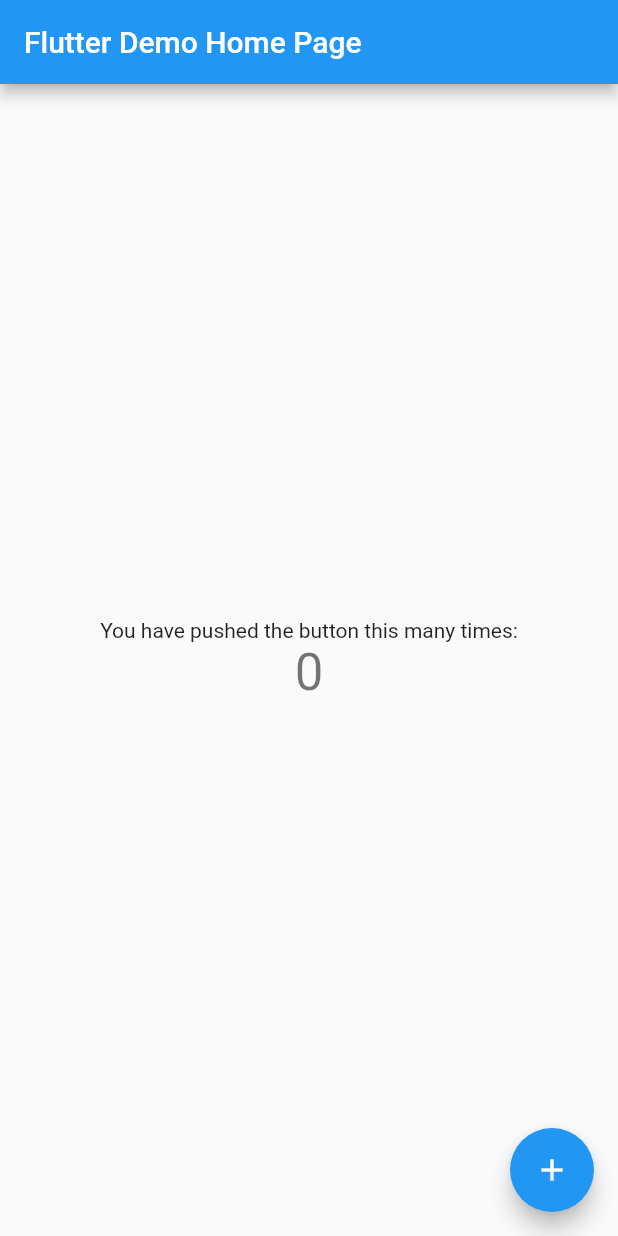
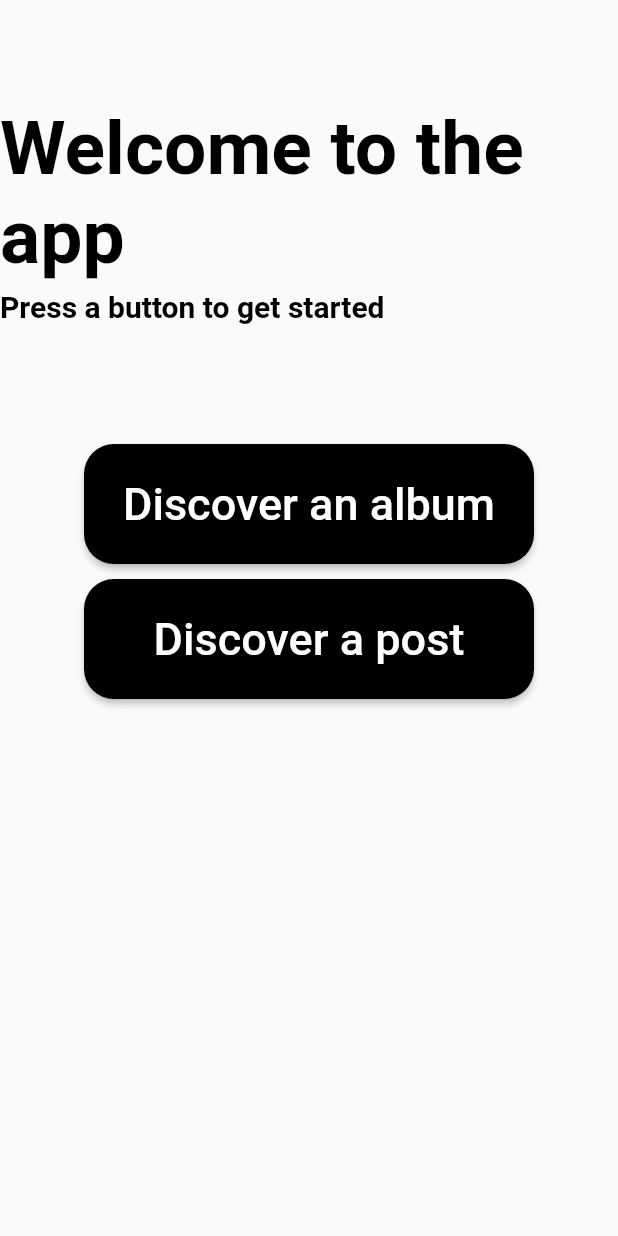
Before and after one commit to nasrinsamad19/FlutterTask, a Flutter app: the screen it shows after launch, on a phone screen of 412 x 824 dp. Run offline on Flutter 3.47's test engine with Material 2 defaults, Android fonts, the phone set to English and light mode, and no system bars.

```diff
--- /dev/null
+++ b/lib/album/screen_1/screen_1.dart
@@ -0,0 +1,101 @@
+import 'package:flutter/material.dart';
+import 'package:sample_flutter_app/album/screen_2/view/screen_2.dart';
+import 'package:sample_flutter_app/album/screen_3/view/screen_3.dart';
+
+class WelcomePage extends StatefulWidget {
+
+  @override
+  _WelcomePageState createState() => _WelcomePageState();
+}
+
+class _WelcomePageState extends State<WelcomePage> {
+  @override
+  Widget build(BuildContext context) {
+    return Scaffold(
+      body: Center(
+        child: Column(
+          mainAxisAlignment: MainAxisAlignment.start,
+          crossAxisAlignment: CrossAxisAlignment.start,
+          children: [
+            SizedBox(
+              height: 70,
+            ),
+            Text('Welcome to the app',
+                style: TextStyle(
+                  fontSize: 50,
+                  fontWeight: FontWeight.w700,
+                  color: Colors.black,)),
+            SizedBox(
+              height: 5,
+            ),
+            Text('Press a button to get started',
+                style: TextStyle(
+                  fontSize: 20,
+                  fontWeight: FontWeight.w700,
+                  color: Colors.black,),
+            textAlign: TextAlign.start,),
+            SizedBox(
+              height: 80,
+            ),
+            Center(
+              child:Container(
+                height: 80,
+                width: 300,
+                child:
+                MaterialButton(
+                  shape: RoundedRectangleBorder(
+                      borderRadius: BorderRadius.circular(20)
+                  ),
+                  color: Colors.black,
+                  child: Text(
+                    'Discover an album',
+                    style: TextStyle(
+                        fontSize: 30,
+                        color: Colors.white),
+                  ),
+                  onPressed: () {
+                    Navigator.push(
+                      context,
+                      MaterialPageRoute(builder: (context) => album()),
+                    );
+                  },
+                ),
+
+              ) ,
+            ),
+
+            SizedBox(
+              height: 10,
+            ),
+            Center(
+              child:Container(
+                height: 80,
+                width: 300,
+                child:
+                MaterialButton(
+                  shape: RoundedRectangleBorder(
+                      borderRadius: BorderRadius.circular(20)
+                  ),
+                  color: Colors.black,
+                  child: Text(
+                    'Discover a post',
+                    style: TextStyle(
+                        fontSize: 30,
+                        color: Colors.white),
+                  ),
+                  onPressed: () {
+                    Navigator.push(
+                      context,
+                      MaterialPageRoute(builder: (context) => post()),
+                    );
+                  },
+                ),
+
+              ) ,
+            )
+          ],
+        ),
+      )
+    );
+  }
+}
--- a/lib/main.dart
+++ b/lib/main.dart
@@ -1,117 +1,12 @@
 import 'package:flutter/material.dart';
+import 'package:sample_flutter_app/album/screen_1/screen_1.dart';
 
-void main() {
-  runApp(MyApp());
-}
+void main() => runApp(MyApp());
 
-class MyApp extends StatelessWidget {
-  // This widget is the root of your application.
+class MyApp extends StatelessWidget{
   @override
-  Widget build(BuildContext context) {
+  Widget build(BuildContext buildContext) {
     return MaterialApp(
-      title: 'Flutter Demo',
-      theme: ThemeData(
-        // This is the theme of your application.
-        //
-        // Try running your application with "flutter run". You'll see the
-        // application has a blue toolbar. Then, without quitting the app, try
-        // changing the primarySwatch below to Colors.green and then invoke
-        // "hot reload" (press "r" in the console where you ran "flutter run",
-        // or simply save your changes to "hot reload" in a Flutter IDE).
-        // Notice that the counter didn't reset back to zero; the application
-        // is not restarted.
-        primarySwatch: Colors.blue,
-        // This makes the visual density adapt to the platform that you run
-        // the app on. For desktop platforms, the controls will be smaller and
-        // closer together (more dense) than on mobile platforms.
-        visualDensity: VisualDensity.adaptivePlatformDensity,
-      ),
-      home: MyHomePage(title: 'Flutter Demo Home Page'),
+      home: WelcomePage(),
     );
-  }
-}
-
-class MyHomePage extends StatefulWidget {
-  MyHomePage({Key key, this.title}) : super(key: key);
-
-  // This widget is the home page of your application. It is stateful, meaning
-  // that it has a State object (defined below) that contains fields that affect
-  // how it looks.
-
-  // This class is the configuration for the state. It holds the values (in this
-  // case the title) provided by the parent (in this case the App widget) and
-  // used by the build method of the State. Fields in a Widget subclass are
-  // always marked "final".
-
-  final String title;
-
-  @override
-  _MyHomePageState createState() => _MyHomePageState();
-}
-
-class _MyHomePageState extends State<MyHomePage> {
-  int _counter = 0;
-
-  void _incrementCounter() {
-    setState(() {
-      // This call to setState tells the Flutter framework that something has
-      // changed in this State, which causes it to rerun the build method below
-      // so that the display can reflect the updated values. If we changed
-      // _counter without calling setState(), then the build method would not be
-      // called again, and so nothing would appear to happen.
-      _counter++;
-    });
-  }
-
-  @override
-  Widget build(BuildContext context) {
-    // This method is rerun every time setState is called, for instance as done
-    // by the _incrementCounter method above.
-    //
-    // The Flutter framework has been optimized to make rerunning build methods
-    // fast, so that you can just rebuild anything that needs updating rather
-    // than having to individually change instances of widgets.
-    return Scaffold(
-      appBar: AppBar(
-        // Here we take the value from the MyHomePage object that was created by
-        // the App.build method, and use it to set our appbar title.
-        title: Text(widget.title),
-      ),
-      body: Center(
-        // Center is a layout widget. It takes a single child and positions it
-        // in the middle of the parent.
-        child: Column(
-          // Column is also a layout widget. It takes a list of children and
-          // arranges them vertically. By default, it sizes itself to fit its
-          // children horizontally, and tries to be as tall as its parent.
-          //
-          // Invoke "debug painting" (press "p" in the console, choose the
-          // "Toggle Debug Paint" action from the Flutter Inspector in Android
-          // Studio, or the "Toggle Debug Paint" command in Visual Studio Code)
-          // to see the wireframe for each widget.
-          //
-          // Column has various properties to control how it sizes itself and
-          // how it positions its children. Here we use mainAxisAlignment to
-          // center the children vertically; the main axis here is the vertical
-          // axis because Columns are vertical (the cross axis would be
-          // horizontal).
-          mainAxisAlignment: MainAxisAlignment.center,
-          children: <Widget>[
-            Text(
-              'You have pushed the button this many times:',
-            ),
-            Text(
-              '$_counter',
-              style: Theme.of(context).textTheme.headline4,
-            ),
-          ],
-        ),
-      ),
-      floatingActionButton: FloatingActionButton(
-        onPressed: _incrementCounter,
-        tooltip: 'Increment',
-        child: Icon(Icons.add),
-      ), // This trailing comma makes auto-formatting nicer for build methods.
-    );
-  }
-}
+  }}
```
Also changed, not shown: lib/album/screen_2/view/screen_2.dart (added, +46 -0 lines), lib/album/screen_3/view/screen_3.dart (added, +37 -0 lines), 1 other file.
